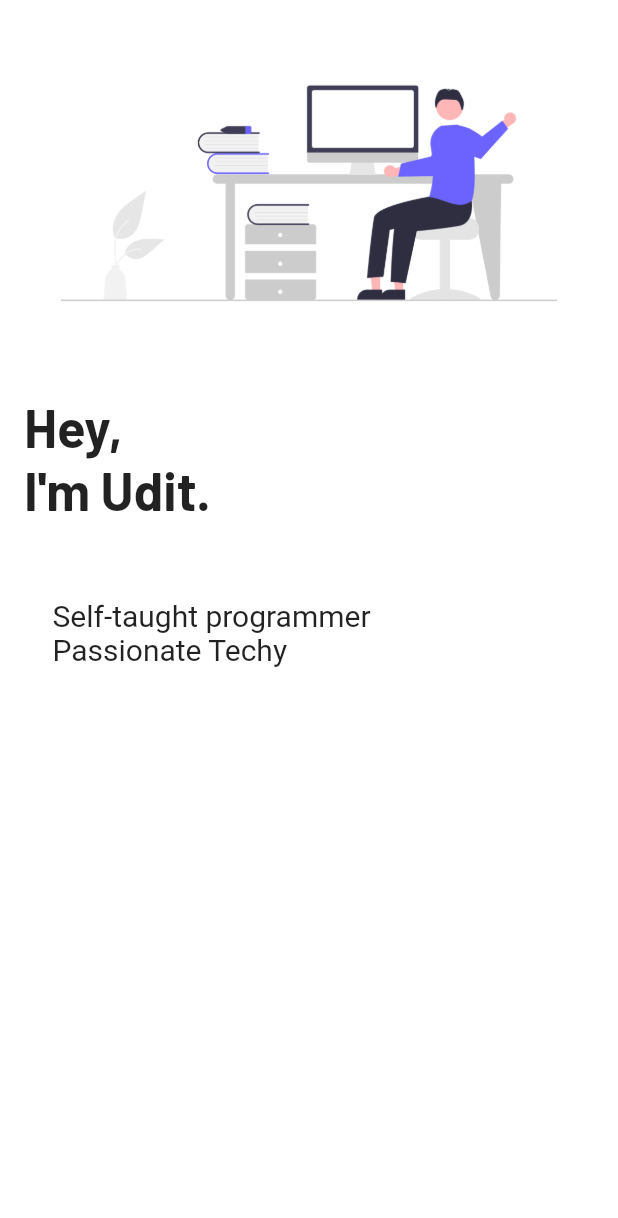
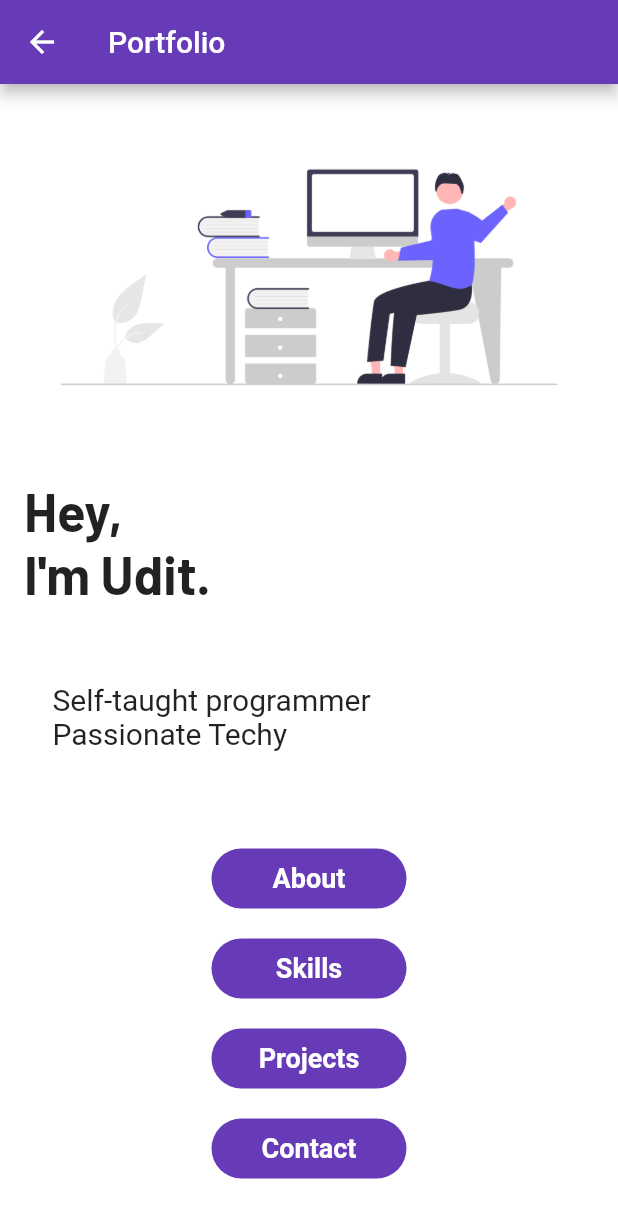
Before and after one commit to 25kudit/portfolio, a Flutter app: the screen it shows after launch, on a phone screen of 412 x 824 dp. Shown: the top 1218 px of the screen. Run offline on Flutter 3.47's test engine with Material 2 defaults, Android fonts, the phone set to English and light mode, and no system bars; our stand-ins replace google_fonts.

Commit message:
commit portfolio

```diff
--- /dev/null
+++ b/lib/buttons/buttons.dart
@@ -0,0 +1,114 @@
+// ignore_for_file: prefer_const_constructors
+
+import 'package:flutter/material.dart';
+
+class Buttons extends StatelessWidget {
+  @override
+  Widget build(BuildContext context) {
+    return Column(children: [
+      Material(
+        color: Colors.deepPurple,
+        borderRadius: BorderRadius.circular(20),
+        child: InkWell(
+          onTap: () {
+            Navigator.pushNamed(context, "/about");
+          },
+          child: AnimatedContainer(
+            duration: Duration(seconds: 1),
+            height: 40,
+            width: 130,
+            child: Align(
+              alignment: Alignment.center,
+              child: Text(
+                "About",
+                style: TextStyle(
+                    color: Colors.white,
+                    fontSize: 18,
+                    fontWeight: FontWeight.bold),
+              ),
+            ),
+          ),
+        ),
+      ),
+      SizedBox(
+        height: 20,
+      ),
+      Material(
+          color: Colors.deepPurple,
+          borderRadius: BorderRadius.circular(20),
+          child: InkWell(
+            onTap: () {
+              Navigator.pushNamed(context, "/skills");
+            },
+            child: AnimatedContainer(
+              duration: Duration(seconds: 1),
+              height: 40,
+              width: 130,
+              child: Align(
+                alignment: Alignment.center,
+                child: Text(
+                  "Skills",
+                  style: TextStyle(
+                      color: Colors.white,
+                      fontSize: 18,
+                      fontWeight: FontWeight.bold),
+                ),
+              ),
+            ),
+          )),
+      SizedBox(
+        height: 20,
+      ),
+      Material(
+          color: Colors.deepPurple,
+          borderRadius: BorderRadius.circular(20),
+          child: InkWell(
+            onTap: () {
+              Navigator.pushNamed(context, "/projects");
+            },
+            child: AnimatedContainer(
+              duration: Duration(seconds: 1),
+              height: 40,
+              width: 130,
+              child: Align(
+                alignment: Alignment.center,
+                child: Text(
+                  "Projects",
+                  style: TextStyle(
+                      color: Colors.white,
+                      fontSize: 18,
+                      fontWeight: FontWeight.bold),
+                ),
+              ),
+            ),
+          )),
+      SizedBox(
+        height: 20,
+      ),
+      Material(
+          color: Colors.deepPurple,
+          borderRadius: BorderRadius.circular(20),
+          child: InkWell(
+            onTap: () {
+              Navigator.pushNamed(context, "/contact");
+            },
+            child: AnimatedContainer(
+              duration: Duration(seconds: 1),
+              height: 40,
+              width: 130,
+              child: Align(
+                alignment: Alignment.center,
+                child: Text(
+                  "Contact",
+                  style: TextStyle(
+                      color: Colors.white,
+                      fontSize: 18,
+                      fontWeight: FontWeight.bold),
+                ),
+              ),
+            ),
+          )),
+    ]
+    );
+  }
+}
--- a/lib/main.dart
+++ b/lib/main.dart
@@ -1,5 +1,9 @@
 import 'package:flutter/material.dart';
 import 'package:my_portfolio/pages/HomePage.dart';
+import 'package:my_portfolio/pages/about.dart';
+import 'package:my_portfolio/pages/contact.dart';
+import 'package:my_portfolio/pages/projects.dart';
+import 'package:my_portfolio/pages/skills.dart';
 
 void main() {
   runApp(PortFolio());
@@ -9,7 +13,16 @@ class PortFolio extends StatelessWidget {
   @override
   Widget build(BuildContext context) {
     return MaterialApp(
+      debugShowCheckedModeBanner: false,
       home: HomePage(),
+      initialRoute: "/homepage",
+      routes: {
+        "/homepage": (context) => HomePage(),
+        "/about": (context) => About(),
+        "/skills": (context) => Skills(),
+        "/projects": (context) => Projects(),
+        "/contact": (context) => Contact()
+      },
     );
   }
 }
--- a/lib/pages/HomePage.dart
+++ b/lib/pages/HomePage.dart
@@ -1,14 +1,23 @@
 // ignore_for_file: file_names, prefer_const_constructors
+
 
 import 'package:flutter/material.dart';
 import 'package:google_fonts/google_fonts.dart';
+import 'package:my_portfolio/buttons/buttons.dart';
+
 
 class HomePage extends StatelessWidget {
   @override
   Widget build(BuildContext context) {
     return Material(
-      color:Colors.white,
-      child: Column(
+     // color:Colors.white,
+      child: Scaffold(
+        backgroundColor:Colors.white,
+        appBar: AppBar(
+          title: Text("Portfolio"),
+          backgroundColor: Colors.deepPurple,
+        ),
+        body: Column(
           children: [
             SizedBox(height: 30.0,),
             Image.asset("assets/images/hello_image.png"),
@@ -38,8 +47,11 @@ class HomePage extends StatelessWidget {
                   ),
                 ),
               ),
-          )
+            ),
+            SizedBox(height: 30,),
+            Buttons(),
         ],
+        ),
       )
 
       ,
--- a/pubspec.yaml
+++ b/pubspec.yaml
@@ -56,10 +56,10 @@ flutter:
   # The following line ensures that the Material Icons font is
   # included with your application, so that you can use the icons in
   # the material Icons class.
-  #uses-material-design: true
+  uses-material-design: true
 
   # To add assets to your application, add an assets section, like this:
-   assets:
+  assets:
      - assets/images/
   #   - images/a_dot_ham.jpeg
 
```
Also changed, not shown: lib/pages/about.dart (added, +91 -0 lines), lib/pages/contact.dart (added, +66 -0 lines), lib/pages/projects.dart (added, +37 -0 lines), lib/pages/skills.dart (added, +92 -0 lines), assets/images/about.png (added), assets/images/about_image.png (added), assets/images/contact_image.png (added), assets/images/project_image.png (added), assets/images/skill_image.png (added). Lines whose indentation alone changed are shown as unchanged.
